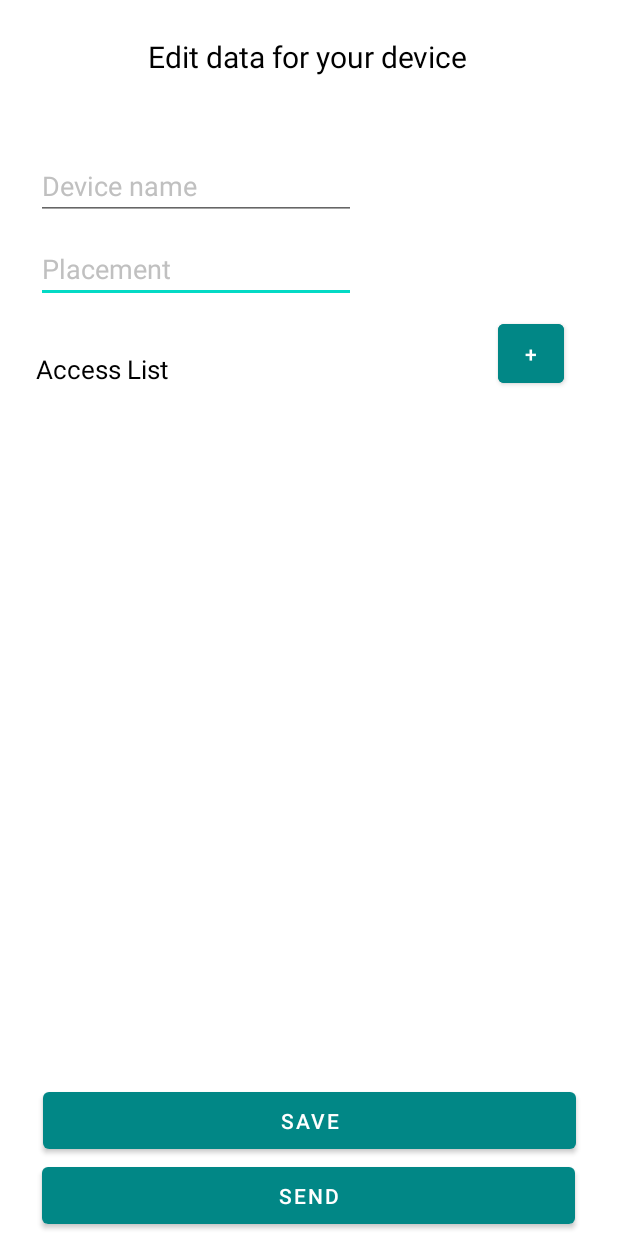
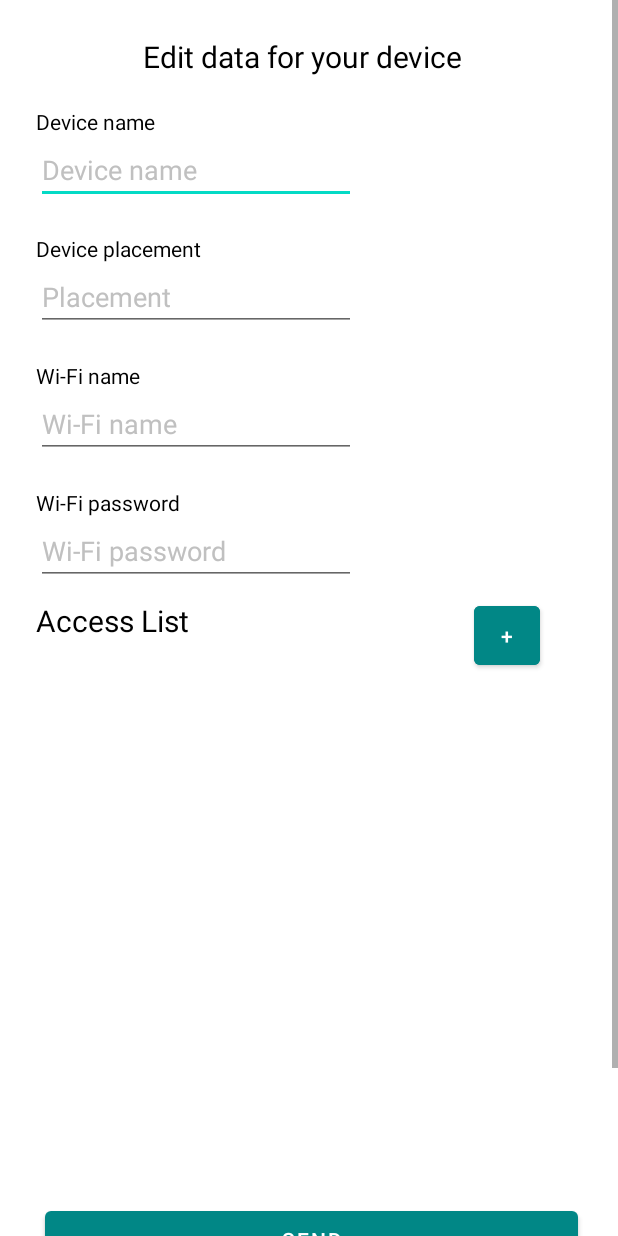
Before and after one commit to StefanBosev/Diplom-work, an Android app: the EditDeviceActivity screen opened directly, with no data from a screen before it, on a phone screen of 412 x 824 dp. Run offline under Robolectric (Android 15) with nearby library versions, the phone set to English and light mode, and no system bars; libraries missing offline, so code that uses them is left out: androidmads.library.qrgenearator; 9 statements that could not run were skipped.

Commit message:
Added input fields for Wi-Fi network in edit page; added scrollable view in edit page

```diff
--- a/SmartQRLockApp/app/src/main/java/org/elsys/smartqrlockapp/AddNewDeviceActivity.java
+++ b/SmartQRLockApp/app/src/main/java/org/elsys/smartqrlockapp/AddNewDeviceActivity.java
@@ -61,7 +61,6 @@ public class AddNewDeviceActivity extends AppCompatActivity {
 
         JSONObject deviceData = new JSONObject();
         JSONObject accessList = new JSONObject();
-        JSONObject wifiData = new JSONObject();
 
         try {
 
@@ -81,12 +80,10 @@ public class AddNewDeviceActivity extends AppCompatActivity {
                accessList.put(name.getText().toString(), personalData);
            }
 
-           wifiData.put("wi-fi-name", wifiName.getText().toString());
-           wifiData.put("wi-fi-pass", wifiPassword.getText().toString());
-
             deviceData.put("name", deviceName.getText().toString());
             deviceData.put("place", devicePlacement.getText().toString());
-            deviceData.put("wi-fi", wifiData);
+            deviceData.put("wi-fi-name", wifiName.getText().toString());
+            deviceData.put("wi-fi-pass", wifiPassword.getText().toString());
             deviceData.put("access-list", accessList);
         } catch (JSONException e) {
             e.printStackTrace();
--- a/SmartQRLockApp/app/src/main/java/org/elsys/smartqrlockapp/EditDeviceActivity.java
+++ b/SmartQRLockApp/app/src/main/java/org/elsys/smartqrlockapp/EditDeviceActivity.java
@@ -54,6 +54,8 @@ public class EditDeviceActivity extends AppCompatActivity {
     private JSONObject data;
     private TextView deviceName;
     private TextView devicePlacement;
+    private TextView wifiName;
+    private TextView wifiPassword;
     private LinearLayout accessList;
 
     @Override
@@ -65,6 +67,8 @@ public class EditDeviceActivity extends AppCompatActivity {
         activityBody = findViewById(R.id.editDeviceActivityBody);
         deviceName = findViewById(R.id.setDeviceNameEdit);
         devicePlacement = findViewById(R.id.setDevicePlacementEdit);
+        wifiName = findViewById(R.id.wifiNameEdit);
+        wifiPassword = findViewById(R.id.wifiPassEdit);
         accessList = findViewById(R.id.accessListScrollViewEdit);
 
         deviceName.setHint("Device name");
@@ -74,6 +78,8 @@ public class EditDeviceActivity extends AppCompatActivity {
 
         try {
             data = new JSONObject(deviceData.getString("data"));
+            wifiName.setText(data.getString("wi-fi-name"));
+            wifiPassword.setText(data.getString("wi-fi-pass"));
             deviceName.setText(data.getString("name"));
             devicePlacement.setText(data.getString("place"));
 
--- a/SmartQRLockApp/app/src/main/res/layout/activity_add_new_device.xml
+++ b/SmartQRLockApp/app/src/main/res/layout/activity_add_new_device.xml
@@ -107,7 +107,7 @@
                 app:layout_constraintTop_toBottomOf="@+id/textView4" />
 
             <TextView
-                android:id="@+id/textView7"
+                android:id="@+id/textView5"
                 android:layout_width="wrap_content"
                 android:layout_height="wrap_content"
                 android:layout_marginStart="24dp"
@@ -126,7 +126,7 @@
                 android:hint="@string/wifi_pass"
                 android:inputType="textPassword"
                 app:layout_constraintStart_toStartOf="parent"
-                app:layout_constraintTop_toBottomOf="@+id/textView7" />
+                app:layout_constraintTop_toBottomOf="@+id/textView5" />
 
             <LinearLayout
                 android:layout_width="match_parent"
--- a/SmartQRLockApp/app/src/main/res/layout/activity_edit_device.xml
+++ b/SmartQRLockApp/app/src/main/res/layout/activity_edit_device.xml
@@ -7,61 +7,25 @@
     android:layout_height="match_parent"
     tools:context=".EditDeviceActivity">
 
-    <Button
-        android:id="@+id/addAccessEntryEdit"
-        android:layout_width="44dp"
-        android:layout_height="51dp"
-        android:layout_marginStart="332dp"
-        android:layout_marginTop="8dp"
-        android:backgroundTint="@color/teal_700"
-        android:text="+"
-        android:textColor="@color/white"
+    <ScrollView
+        android:layout_width="match_parent"
+        android:layout_height="match_parent"
+        app:layout_constraintBottom_toBottomOf="parent"
+        app:layout_constraintEnd_toEndOf="parent"
         app:layout_constraintStart_toStartOf="parent"
-        app:layout_constraintTop_toBottomOf="@+id/setDevicePlacementEdit" />
+        app:layout_constraintTop_toTopOf="parent">
 
-    <TextView
-        android:id="@+id/textView5"
-        android:layout_width="wrap_content"
+        <LinearLayout
+            android:layout_width="match_parent"
             android:layout_height="wrap_content"
-        android:layout_marginStart="24dp"
-        android:layout_marginTop="32dp"
-        android:text="Access List"
-        android:textColor="@color/black"
-        android:textSize="17sp"
-        app:layout_constraintStart_toStartOf="parent"
-        app:layout_constraintTop_toBottomOf="@+id/setDevicePlacementEdit" />
-
-    <EditText
-        android:id="@+id/setDevicePlacementEdit"
-        android:layout_width="wrap_content"
-        android:layout_height="wrap_content"
-        android:layout_marginStart="24dp"
-        android:layout_marginTop="10dp"
-        android:ems="10"
-        android:hint="@string/enter_device_placement_hint"
-        android:inputType="textPersonName"
-        android:textColor="@color/black"
-
-        android:textColorHint="@color/light_grey"
-        app:layout_constraintStart_toStartOf="parent"
-        app:layout_constraintTop_toBottomOf="@+id/setDeviceNameEdit" />
-
-    <Button
-        android:id="@+id/sendDeviceFile"
-        android:layout_width="355dp"
-        android:layout_height="50dp"
-        android:text="send"
-        android:textColor="@color/white"
-        app:layout_constraintEnd_toEndOf="parent"
-        app:layout_constraintHorizontal_bias="0.498"
-        app:layout_constraintStart_toStartOf="parent"
-        app:layout_constraintTop_toBottomOf="@+id/saveEdit" />
+            android:orientation="vertical">
 
             <TextView
                 android:id="@+id/textView4"
                 android:layout_width="wrap_content"
                 android:layout_height="wrap_content"
                 android:layout_marginTop="24dp"
+                android:layout_marginLeft="95dp"
                 android:text="@string/edit_device_heading"
                 android:textColor="@color/black"
                 android:textSize="20sp"
@@ -70,36 +34,138 @@
                 app:layout_constraintStart_toStartOf="parent"
                 app:layout_constraintTop_toTopOf="parent" />
 
+            <TextView
+                android:id="@+id/textView6"
+                android:layout_width="wrap_content"
+                android:layout_height="wrap_content"
+                android:text="Device name"
+                android:layout_marginStart="24dp"
+                android:layout_marginTop="20dp"
+                android:textColor="@color/black"
+                app:layout_constraintStart_toStartOf="parent"
+                app:layout_constraintTop_toBottomOf="@+id/textView4" />
+
             <EditText
                 android:id="@+id/setDeviceNameEdit"
                 android:layout_width="wrap_content"
                 android:layout_height="wrap_content"
                 android:layout_marginStart="24dp"
-        android:layout_marginTop="50dp"
                 android:ems="10"
                 android:hint="@string/enter_device_name_hint"
                 android:inputType="textPersonName"
                 android:textColor="@color/black"
                 android:textColorHint="@color/light_grey"
                 app:layout_constraintStart_toStartOf="parent"
-        app:layout_constraintTop_toBottomOf="@+id/textView4" />
+                app:layout_constraintTop_toBottomOf="@+id/textView6" />
+
+            <TextView
+                android:id="@+id/textView7"
+                android:layout_width="wrap_content"
+                android:layout_height="wrap_content"
+                android:text="Device placement"
+                android:layout_marginStart="24dp"
+                android:layout_marginTop="20dp"
+                android:textColor="@color/black"
+                app:layout_constraintStart_toStartOf="parent"
+                app:layout_constraintTop_toBottomOf="@+id/setDeviceNameEdit" />
+
+            <EditText
+                android:id="@+id/setDevicePlacementEdit"
+                android:layout_width="wrap_content"
+                android:layout_height="wrap_content"
+                android:layout_marginStart="24dp"
+                android:ems="10"
+                android:hint="@string/enter_device_placement_hint"
+                android:inputType="textPersonName"
+                android:textColor="@color/black"
+                android:textColorHint="@color/light_grey"
+                app:layout_constraintStart_toStartOf="parent"
+                app:layout_constraintTop_toBottomOf="@+id/textView7" />
+
+            <TextView
+                android:id="@+id/textView8"
+                android:layout_width="wrap_content"
+                android:layout_height="wrap_content"
+                android:text="Wi-Fi name"
+                android:layout_marginStart="24dp"
+                android:layout_marginTop="20dp"
+                android:textColor="@color/black"
+                app:layout_constraintStart_toStartOf="parent"
+                app:layout_constraintTop_toBottomOf="@+id/setDevicePlacementEdit" />
+
+            <EditText
+                android:id="@+id/wifiNameEdit"
+                android:layout_width="wrap_content"
+                android:layout_height="wrap_content"
+                android:layout_marginStart="24dp"
+                android:ems="10"
+                android:hint="@string/wifi_name"
+                android:inputType="textPersonName"
+                android:textColor="@color/black"
+                android:textColorHint="@color/light_grey"
+                app:layout_constraintStart_toStartOf="parent"
+                app:layout_constraintTop_toBottomOf="@+id/textView8" />
+
+            <TextView
+                android:id="@+id/textView9"
+                android:layout_width="wrap_content"
+                android:layout_height="wrap_content"
+                android:text="Wi-Fi password"
+                android:layout_marginStart="24dp"
+                android:layout_marginTop="20dp"
+                android:textColor="@color/black"
+                app:layout_constraintStart_toStartOf="parent"
+                app:layout_constraintTop_toBottomOf="@+id/wifiNameEdit" />
+
+            <EditText
+                android:id="@+id/wifiPassEdit"
+                android:layout_width="wrap_content"
+                android:layout_height="wrap_content"
+                android:layout_marginStart="24dp"
+                android:ems="10"
+                android:hint="@string/wifi_pass"
+                android:inputType="textPersonName"
+                android:textColor="@color/black"
+                android:textColorHint="@color/light_grey"
+                app:layout_constraintStart_toStartOf="parent"
+                app:layout_constraintTop_toBottomOf="@+id/textView9" />
+
+
+            <LinearLayout
+                android:layout_width="match_parent"
+                android:layout_height="wrap_content"
+                android:orientation="horizontal">
+
+                <TextView
+                    android:id="@+id/textView5"
+                    android:layout_width="wrap_content"
+                    android:layout_height="wrap_content"
+                    android:layout_marginStart="24dp"
+                    android:text="Access List"
+                    android:textColor="@color/black"
+                    android:textSize="20sp"
+                    app:layout_constraintStart_toStartOf="parent"
+                    app:layout_constraintTop_toBottomOf="parent" />
 
                 <Button
-        android:id="@+id/saveEdit"
-        android:layout_width="355dp"
-        android:layout_height="50dp"
-        android:layout_marginBottom="52dp"
-        android:text="Save"
+                    android:id="@+id/addAccessEntryEdit"
+                    android:layout_width="44dp"
+                    android:layout_height="51dp"
+                    android:layout_marginStart="190dp"
+                    android:layout_marginTop="8dp"
+                    android:backgroundTint="@color/teal_700"
+                    android:text="+"
                     android:textColor="@color/white"
-        app:layout_constraintBottom_toBottomOf="parent"
-        app:layout_constraintEnd_toEndOf="parent"
-        app:layout_constraintStart_toStartOf="parent" />
+                    app:layout_constraintStart_toStartOf="parent"
+                    app:layout_constraintTop_toBottomOf="@+id/setDevicePlacementEdit" />
+            </LinearLayout>
 
             <ScrollView
                 android:layout_width="350dp"
                 android:layout_height="341dp"
                 android:layout_marginTop="5dp"
                 android:layout_marginBottom="5dp"
+                android:layout_marginLeft="30dp"
                 app:layout_constraintBottom_toTopOf="@+id/saveEdit"
                 app:layout_constraintEnd_toEndOf="parent"
                 app:layout_constraintStart_toStartOf="parent"
@@ -112,4 +178,31 @@
                     android:orientation="vertical" />
             </ScrollView>
 
+            <Button
+                android:id="@+id/sendDeviceFile"
+                android:layout_width="355dp"
+                android:layout_height="50dp"
+                android:layout_marginLeft="30dp"
+                android:text="send"
+                android:textColor="@color/white"
+                app:layout_constraintEnd_toEndOf="parent"
+                app:layout_constraintHorizontal_bias="0.498"
+                app:layout_constraintStart_toStartOf="parent"
+                app:layout_constraintTop_toBottomOf="@+id/saveEdit" />
+
+            <Button
+                android:id="@+id/saveEdit"
+                android:layout_width="355dp"
+                android:layout_height="50dp"
+                android:layout_marginBottom="52dp"
+                android:layout_marginLeft="30dp"
+                android:text="Save"
+                android:textColor="@color/white"
+                app:layout_constraintBottom_toBottomOf="parent"
+                app:layout_constraintEnd_toEndOf="parent"
+                app:layout_constraintStart_toStartOf="parent" />
+
+
+        </LinearLayout>
+    </ScrollView>
 </androidx.constraintlayout.widget.ConstraintLayout>
```
Lines whose indentation alone changed are shown as unchanged.
